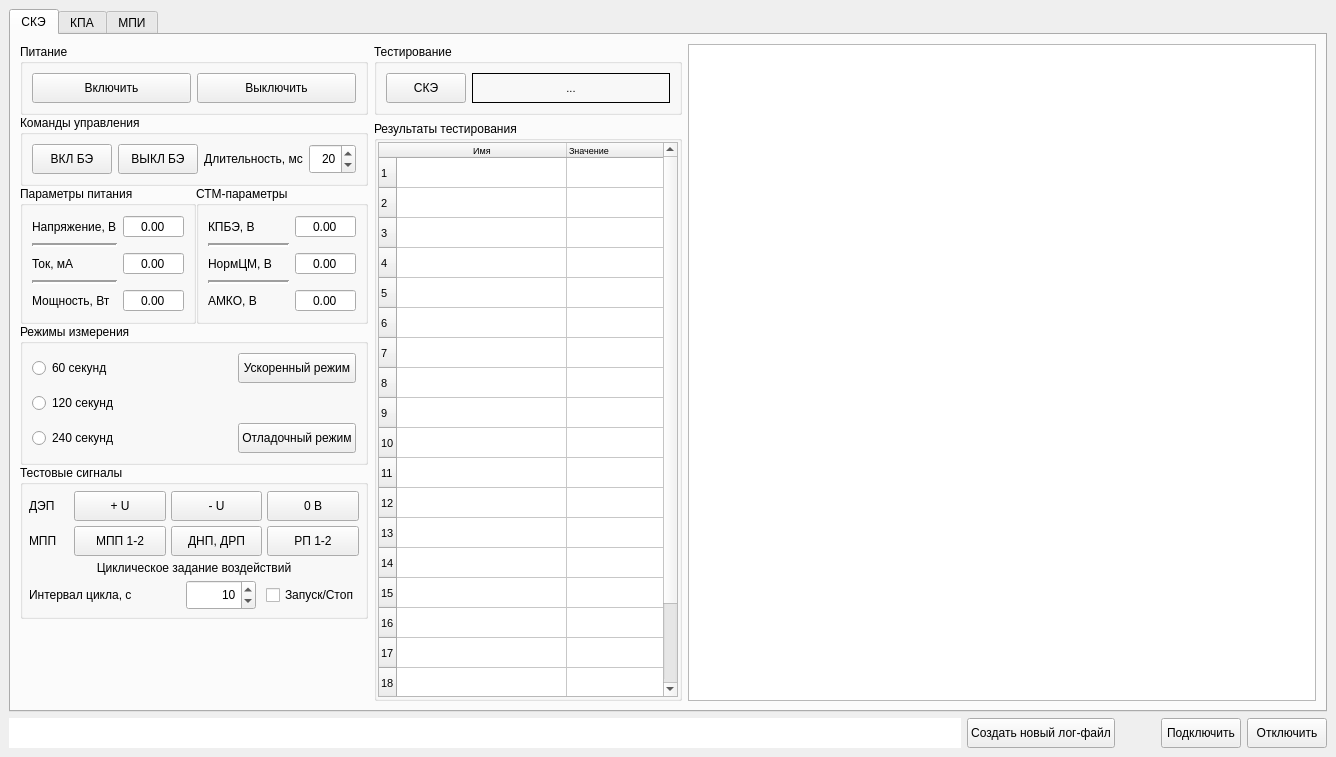
Old version of the form main_win.ui in the repository a-styuf/kpa_be_ske_lr.
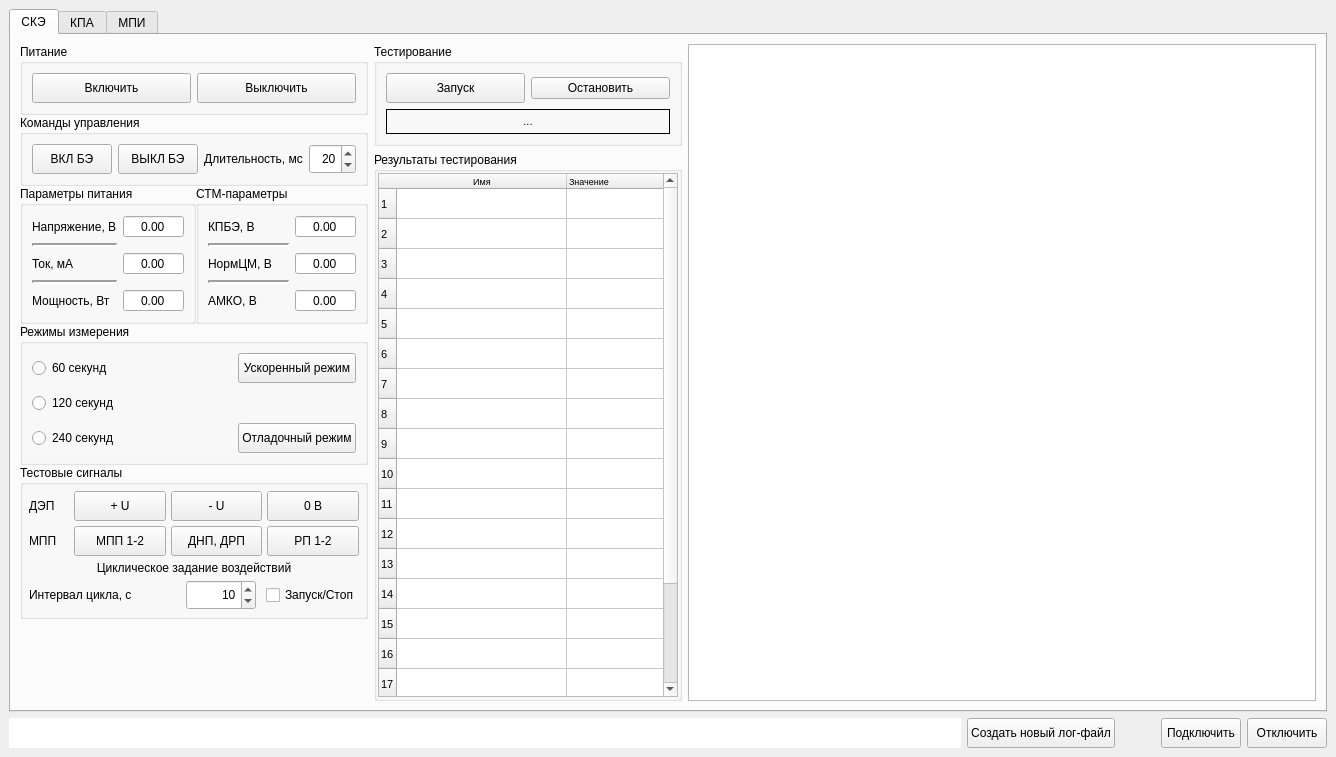
New version of the form. The open tabs and pages were chosen to show the change.

Commit message: Поправлено тестирование СКЭ:  - добавлена кнопка остановки тестирования;  - поправлен алгоритм тестирования в сторону уменьшения времени.

What changed in the file:
```diff
--- a/main_win.ui
+++ b/main_win.ui
@@ -1139,7 +1139,7 @@
                <item row="0" column="0">
                 <widget class="QPushButton" name="SKE_SkeTestPButt">
                  <property name="sizePolicy">
-                  <sizepolicy hsizetype="Minimum" vsizetype="Minimum">
+                  <sizepolicy hsizetype="Expanding" vsizetype="Minimum">
                    <horstretch>0</horstretch>
                    <verstretch>0</verstretch>
                   </sizepolicy>
@@ -1151,11 +1151,30 @@
                   </size>
                  </property>
                  <property name="text">
-                  <string>СКЭ</string>
+                  <string>Запуск</string>
                  </property>
                 </widget>
                </item>
                <item row="0" column="1">
+                <widget class="QPushButton" name="SKE_SkeTestStopPButt">
+                 <property name="sizePolicy">
+                  <sizepolicy hsizetype="Expanding" vsizetype="Fixed">
+                   <horstretch>0</horstretch>
+                   <verstretch>0</verstretch>
+                  </sizepolicy>
+                 </property>
+                 <property name="text">
+                  <string>Остановить</string>
+                 </property>
+                 <property name="checkable">
+                  <bool>false</bool>
+                 </property>
+                 <property name="checked">
+                  <bool>false</bool>
+                 </property>
+                </widget>
+               </item>
+               <item row="1" column="0" colspan="2">
                 <widget class="QLabel" name="SKE_SkeTestLabel">
                  <property name="sizePolicy">
                   <sizepolicy hsizetype="Expanding" vsizetype="Preferred">
@@ -1166,7 +1185,7 @@
                  <property name="minimumSize">
                   <size>
                    <width>150</width>
-                   <height>0</height>
+                   <height>25</height>
                   </size>
                  </property>
                  <property name="font">
```
Left out of the diff: 4 changed lines with no effect on the pictures. The commit also changes 4 other files.
